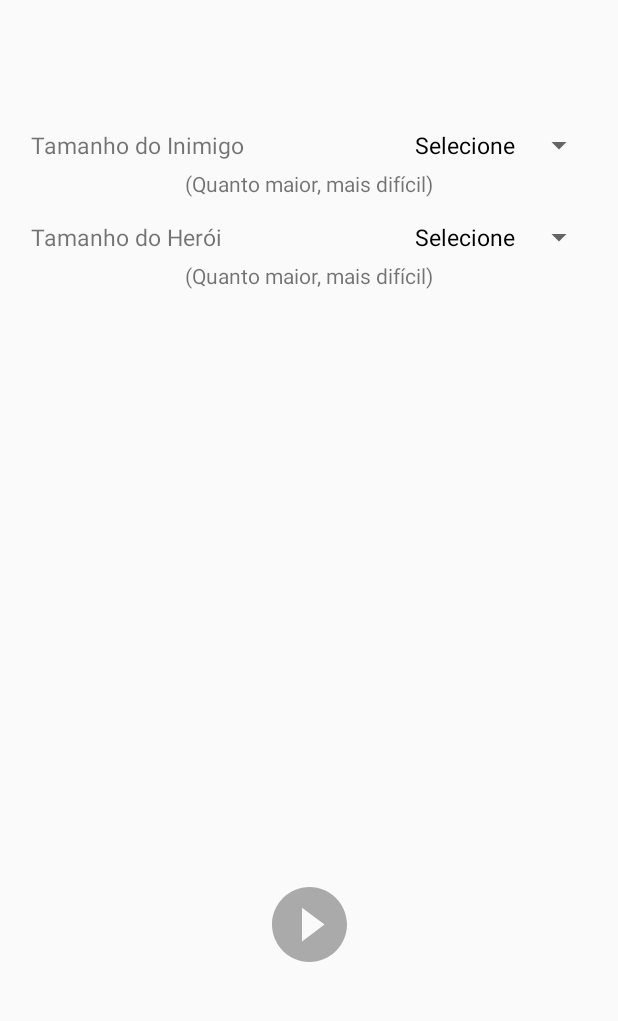
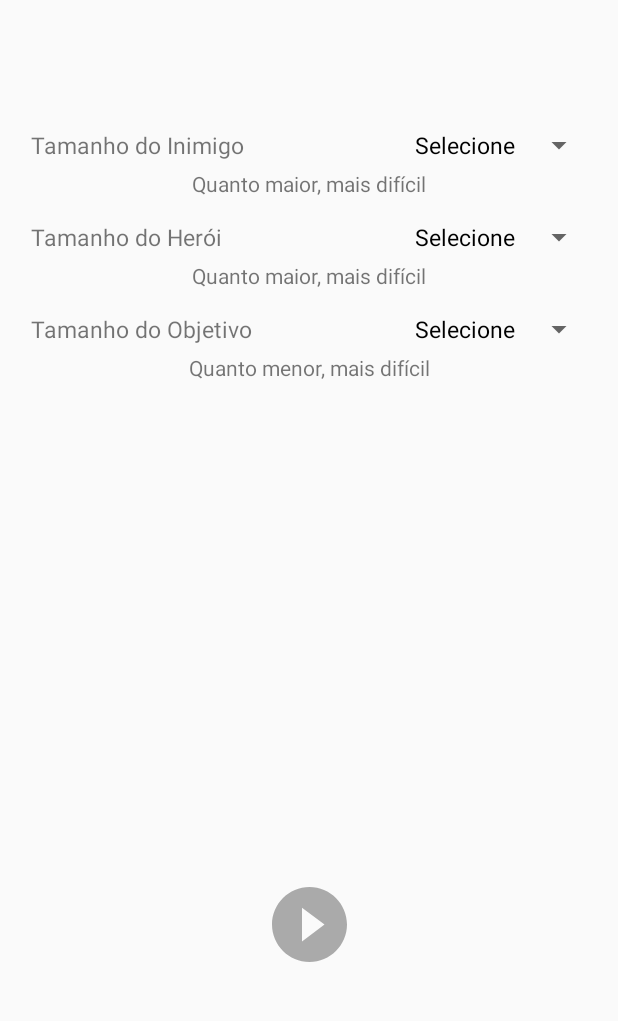
Before and after one commit to MCristoni/Autoinstrucional-Android, an Android app: the screen it shows after launch (MainActivity), on a phone screen of 412 x 824 dp, the part 159-1180 px from its top. Run offline under Robolectric (Android 15) with nearby library versions, the phone set to English and light mode, and no system bars.

```diff
--- a/app/src/main/java/com/mcristoni/autoinstrucional/Constants.java
+++ b/app/src/main/java/com/mcristoni/autoinstrucional/Constants.java
@@ -2,4 +2,7 @@ package com.mcristoni.autoinstrucional;
 
 class Constants {
     public static final int GAME_ACTIVITY_REQUEST_CODE = 17;
+    public static final String HERO_SIZE_VALUE = "hero_size";
+    public static final String ENEMY_SIZE_VALUE = "enemy_size";
+    public static final String TARGET_SIZE_VALUE = "target_size";
 }
--- a/app/src/main/java/com/mcristoni/autoinstrucional/MainActivity.java
+++ b/app/src/main/java/com/mcristoni/autoinstrucional/MainActivity.java
@@ -13,37 +13,44 @@ import android.widget.ArrayAdapter;
 import android.widget.ImageButton;
 import android.widget.Spinner;
 import android.widget.TextView;
-import android.widget.Toast;
+
+import java.util.ArrayList;
+import java.util.List;
 
 public class MainActivity extends AppCompatActivity {
     private Spinner spinner_enemy_size;
     private Spinner spinner_hero_size;
+    private Spinner spinner_target_size;
     private ImageButton button_play;
     private boolean heroSelected = false;
     private boolean enemySelected = false;
+    private boolean targetSelected = false;
 
     @Override
     protected void onCreate(@Nullable Bundle savedInstanceState) {
         super.onCreate(savedInstanceState);
         setContentView(R.layout.main_activity);
 
-        spinner_enemy_size = findViewById(R.id.spinner_enemy_size);
-        spinner_hero_size = findViewById(R.id.spinner_hero_size);
-        button_play = findViewById(R.id.button_play);
+        instanciarElementosDeTela();
         setArrayAdapter();
         setListeners();
     }
 
-    private void setListeners() {
-        button_play.setOnClickListener(mPlayButtonListener);
-        button_play.setClickable(false);
-        spinner_hero_size.setOnItemSelectedListener(mItemSelected);
-        spinner_enemy_size.setOnItemSelectedListener(mItemSelected);
+    private void instanciarElementosDeTela() {
+        spinner_enemy_size = findViewById(R.id.spinner_enemy_size);
+        spinner_hero_size = findViewById(R.id.spinner_hero_size);
+        spinner_target_size = findViewById(R.id.spinner_target_size);
+        button_play = findViewById(R.id.button_play);
     }
 
     private void setArrayAdapter() {
-        String[] sizes = {"Selecione","10","15","20","25","30","35"};
-        ArrayAdapter arrayAdapter = new ArrayAdapter<String>(this, R.layout.spinner_item_selected, sizes){
+        List<String> list = new ArrayList<>();
+        list.add("Selecione");
+        for (int i = 40; i <= 150; i+=5){
+            list.add(String.valueOf(i));
+        }
+
+        ArrayAdapter arrayAdapter = new ArrayAdapter<String>(this, R.layout.spinner_item_selected, list){
             @Override
             public boolean isEnabled(int position) {
                 return position > 0;
@@ -66,6 +73,15 @@ public class MainActivity extends AppCompatActivity {
 
         spinner_enemy_size.setAdapter(arrayAdapter);
         spinner_hero_size.setAdapter(arrayAdapter);
+        spinner_target_size.setAdapter(arrayAdapter);
+    }
+
+    private void setListeners() {
+        button_play.setOnClickListener(mPlayButtonListener);
+        button_play.setClickable(false);
+        spinner_hero_size.setOnItemSelectedListener(mItemSelected);
+        spinner_enemy_size.setOnItemSelectedListener(mItemSelected);
+        spinner_target_size.setOnItemSelectedListener(mItemSelected);
     }
 
     private Spinner.OnItemSelectedListener mItemSelected = new AdapterView.OnItemSelectedListener() {
@@ -83,6 +99,12 @@ public class MainActivity extends AppCompatActivity {
                         enemySelected = true;
                     }
                     break;
+
+                case R.id.spinner_target_size:
+                    if (position > 0) {
+                        targetSelected = true;
+                    }
+                    break;
             }
             checkItens();
         }
@@ -93,9 +115,12 @@ public class MainActivity extends AppCompatActivity {
         }
 
         private void checkItens() {
-            if (heroSelected && enemySelected){
+            if (heroSelected && enemySelected && targetSelected){
                 button_play.setImageResource(R.drawable.ic_play_btn_black);
                 button_play.setClickable(true);
+            }else {
+                button_play.setImageResource(R.drawable.ic_play_btn_gray);
+                button_play.setClickable(false);
             }
         }
     };
@@ -104,6 +129,9 @@ public class MainActivity extends AppCompatActivity {
         @Override
         public void onClick(View v) {
             Intent intent = new Intent(getBaseContext(), GameActivity.class);
+            intent.putExtra(Constants.HERO_SIZE_VALUE, Float.parseFloat(spinner_hero_size.getSelectedItem().toString()));
+            intent.putExtra(Constants.ENEMY_SIZE_VALUE, Float.parseFloat(spinner_enemy_size.getSelectedItem().toString()));
+            intent.putExtra(Constants.TARGET_SIZE_VALUE, Float.parseFloat(spinner_target_size.getSelectedItem().toString()));
             startActivityForResult(intent, Constants.GAME_ACTIVITY_REQUEST_CODE);
         }
     };
@@ -112,6 +140,7 @@ public class MainActivity extends AppCompatActivity {
     protected void onActivityResult(int requestCode, int resultCode, Intent data) {
         if(requestCode == Constants.GAME_ACTIVITY_REQUEST_CODE && resultCode == RESULT_OK){
             setArrayAdapter();
+            heroSelected = enemySelected = targetSelected = false;
         }
     }
 }
--- a/app/src/main/res/layout/main_activity.xml
+++ b/app/src/main/res/layout/main_activity.xml
@@ -1,9 +1,16 @@
 <?xml version="1.0" encoding="utf-8"?>
+<ScrollView xmlns:android="http://schemas.android.com/apk/res/android"
+    xmlns:app="http://schemas.android.com/apk/res-auto"
+    xmlns:tools="http://schemas.android.com/tools"
+    android:layout_width="match_parent"
+    android:layout_height="match_parent"
+    android:fillViewport="true">
+
     <android.support.constraint.ConstraintLayout xmlns:android="http://schemas.android.com/apk/res/android"
         xmlns:app="http://schemas.android.com/apk/res-auto"
         xmlns:tools="http://schemas.android.com/tools"
         android:layout_width="match_parent"
-    android:layout_height="match_parent">
+        android:layout_height="wrap_content">
 
         <TextView
             android:id="@+id/textView_title_main_activity"
@@ -66,7 +73,6 @@
             app:layout_constraintStart_toStartOf="parent"
             app:layout_constraintTop_toBottomOf="@+id/textView_enemy_size_obs" />
 
-
         <Spinner
             android:id="@+id/spinner_hero_size"
             android:layout_width="0dp"
@@ -75,18 +81,55 @@
             android:layout_marginTop="10dp"
             app:layout_constraintBottom_toBottomOf="@+id/textView_hero_size"
             app:layout_constraintEnd_toEndOf="parent"
+            app:layout_constraintHorizontal_bias="1.0"
             app:layout_constraintStart_toEndOf="@+id/textView_hero_size"
-        app:layout_constraintTop_toBottomOf="@+id/textView_enemy_size_obs" />
+            app:layout_constraintTop_toBottomOf="@+id/textView_enemy_size_obs"
+            app:layout_constraintVertical_bias="1.0" />
 
         <TextView
             android:id="@+id/textView_hero_size_obs"
             android:layout_width="wrap_content"
             android:layout_height="wrap_content"
-        android:layout_marginTop="0dp"
             android:text="@string/bigger_harder"
             app:layout_constraintEnd_toEndOf="parent"
             app:layout_constraintStart_toStartOf="parent"
             app:layout_constraintTop_toBottomOf="@+id/textView_hero_size" />
+
+        <TextView
+            android:id="@+id/textView_target_size"
+            android:layout_width="wrap_content"
+            android:layout_height="wrap_content"
+            android:layout_marginStart="15dp"
+            android:layout_marginTop="10dp"
+            android:padding="5dp"
+            android:text="@string/target_size"
+            android:textSize="15sp"
+            app:layout_constraintStart_toStartOf="parent"
+            app:layout_constraintTop_toBottomOf="@+id/textView_hero_size_obs" />
+
+
+        <Spinner
+            android:id="@+id/spinner_target_size"
+            android:layout_width="0dp"
+            android:layout_height="0dp"
+            android:layout_marginEnd="15dp"
+            android:layout_marginTop="10dp"
+            app:layout_constraintBottom_toBottomOf="@+id/textView_target_size"
+            app:layout_constraintEnd_toEndOf="parent"
+            app:layout_constraintHorizontal_bias="1.0"
+            app:layout_constraintStart_toEndOf="@+id/textView_target_size"
+            app:layout_constraintTop_toBottomOf="@+id/textView_hero_size_obs"
+            app:layout_constraintVertical_bias="1.0" />
+
+        <TextView
+            android:id="@+id/textView_target_size_obs"
+            android:layout_width="wrap_content"
+            android:layout_height="wrap_content"
+            android:layout_marginTop="0dp"
+            android:text="@string/smaller_harder"
+            app:layout_constraintEnd_toEndOf="parent"
+            app:layout_constraintStart_toStartOf="parent"
+            app:layout_constraintTop_toBottomOf="@+id/textView_target_size" />
 
         <android.support.constraint.Guideline
             android:id="@+id/guideline_15_percent_vertical"
@@ -113,3 +156,4 @@
             app:srcCompat="@drawable/ic_play_btn_gray" />
 
     </android.support.constraint.ConstraintLayout>
+</ScrollView>
--- a/app/src/main/res/values/strings.xml
+++ b/app/src/main/res/values/strings.xml
@@ -4,7 +4,9 @@
     <string name="ok">Ok</string>
     <string name="yes">Sim</string>
     <string name="no">Não</string>
-    <string name="bigger_harder">(Quanto maior, mais difícil)</string>
+    <string name="bigger_harder">Quanto maior, mais difícil</string>
     <string name="enemy_size">Tamanho do Inimigo</string>
     <string name="hero_size">Tamanho do Herói</string>
+    <string name="smaller_harder">Quanto menor, mais difícil</string>
+    <string name="target_size">Tamanho do Objetivo</string>
 </resources>
```
Also changed, not shown: app/src/main/java/com/mcristoni/autoinstrucional/EnemyView.kt (+3 -4 lines), app/src/main/java/com/mcristoni/autoinstrucional/GameActivity.kt (+13 -3 lines), app/src/main/java/com/mcristoni/autoinstrucional/HeroView.kt (+3 -20 lines), app/src/main/java/com/mcristoni/autoinstrucional/TargetView.kt (+4 -25 lines). Lines whose indentation alone changed are shown as unchanged.
